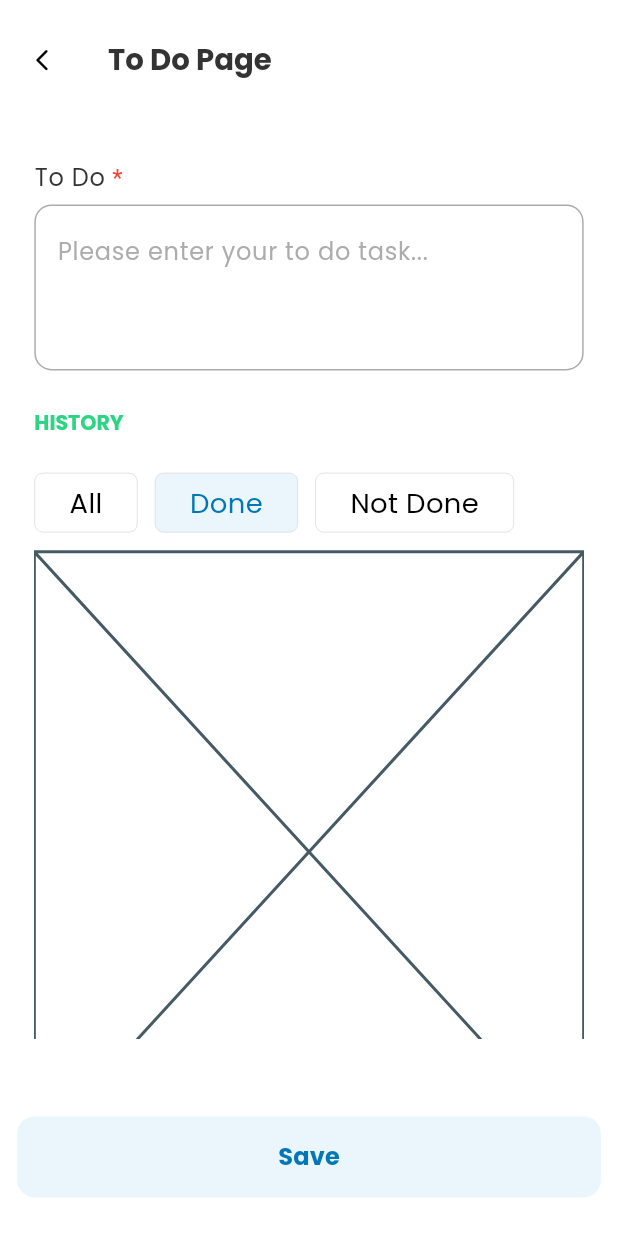
After one commit to Restkand/learning_flutter, a Flutter app: the screen it shows after launch, after a tap on "To Do List", on a phone screen of 412 x 824 dp. The commit adds this screen. Run offline on Flutter 3.47's test engine with Material 3 defaults, Android fonts, the phone set to English and light mode, and no system bars; our stand-ins replace auto_route, bloc, dartz, dio, flutter_bloc, flutter_screenutil and 8 more; generated files the repository leaves out were written again.

Commit message:
Add Widget Folder, To Do List

```diff
--- a/lib/core/routes/app_router.dart
+++ b/lib/core/routes/app_router.dart
@@ -7,6 +7,7 @@ class AppRouter extends $AppRouter {
   List<AutoRoute> routes = [
     AutoRoute(page: SplashRoute.page, initial: true),
     AutoRoute(page: CalculatorRoute.page),
+    AutoRoute(page: ToDoRoute.page),
     AutoRoute(page: NewsRoute.page),
   ];
 }
--- a/lib/presentation/pages/splash_page.dart
+++ b/lib/presentation/pages/splash_page.dart
@@ -30,6 +30,13 @@ class SplashPage extends StatelessWidget {
               UIHelper.verticalSpace(10),
               ActionText(
                   onTap: () {
+                    AutoRouter.of(context).push(const ToDoRoute());
+                  },
+                  title: 'To Do List',
+                  desc: 'Saving To Do List'),
+              UIHelper.verticalSpace(10),
+              ActionText(
+                  onTap: () {
                     AutoRouter.of(context).push(const NewsRoute());
                   },
                   title: 'News',
--- /dev/null
+++ b/lib/presentation/pages/to_do_page/to_do_page.dart
@@ -0,0 +1,83 @@
+import 'package:auto_route/auto_route.dart';
+import 'package:flutter/material.dart';
+import 'package:student_lecture_app/core/commons/colors_const.dart';
+import 'package:student_lecture_app/presentation/widgets/atoms/text_theme_extension.dart';
+import 'package:student_lecture_app/presentation/widgets/molecules/chip.dart';
+import 'package:student_lecture_app/presentation/widgets/molecules/platform_app_bar.dart';
+import 'package:student_lecture_app/presentation/widgets/organisms/text_form_field.dart';
+import 'package:student_lecture_app/presentation/widgets/organisms/ui_helper.dart';
+
+part 'widgets/to_do_history_widget.dart';
+
+@RoutePage()
+class ToDoPage extends StatelessWidget {
+  const ToDoPage({super.key});
+
+  @override
+  Widget build(BuildContext context) {
+    return Scaffold(
+      appBar: const PlatformAppBar(title: Text('To Do Page')),
+      bottomNavigationBar: Container(
+        margin: UIHelper.padding(horizontal: 10, vertical: 20),
+        child: ElevatedButton(
+            onPressed: () {
+              AutoRouter.of(context).pop();
+            },
+            child: const Text('Save')),
+      ),
+      body: Padding(
+        padding: UIHelper.padding(all: 20),
+        child: Column(
+          crossAxisAlignment: CrossAxisAlignment.start,
+          children: [
+            TextFormFieldCustom(
+              maxLines: 3,
+              title: 'To Do',
+              controller: TextEditingController(),
+              hintText: 'Please enter your to do task...',
+              validator: (_) => null,
+            ),
+            Expanded(
+                child: SingleChildScrollView(
+              padding: UIHelper.padding(top: 20),
+              child: Column(
+                crossAxisAlignment: CrossAxisAlignment.start,
+                children: [
+                  Text(
+                    'HISTORY',
+                    style: context.textTheme.headlineSmall
+                        ?.copyWith(color: ColorConstant.green),
+                  ),
+                  UIHelper.verticalSpace(19),
+                  Row(
+                    children: [
+                      ChipCustom(
+                        onTap: () {},
+                        title: 'All',
+                        isChoosen: false,
+                      ),
+                      UIHelper.horizontalSpace(10),
+                      ChipCustom(
+                        onTap: () {},
+                        title: 'Done',
+                        isChoosen: true,
+                      ),
+                      UIHelper.horizontalSpace(10),
+                      ChipCustom(
+                        onTap: () {},
+                        title: 'Not Done',
+                        isChoosen: false,
+                      ),
+                    ],
+                  ),
+                  UIHelper.verticalSpace(10),
+                  const _ToDoHistoryWidget(),
+                ],
+              ),
+            )),
+          ],
+        ),
+      ),
+    );
+  }
+}
--- /dev/null
+++ b/lib/presentation/pages/to_do_page/widgets/to_do_history_widget.dart
@@ -0,0 +1,10 @@
+part of '../to_do_page.dart';
+
+class _ToDoHistoryWidget extends StatelessWidget {
+  const _ToDoHistoryWidget();
+
+  @override
+  Widget build(BuildContext context) {
+    return const Placeholder();
+  }
+}
```
Also changed, not shown: lib/core/routes/app_router.gr.dart.
